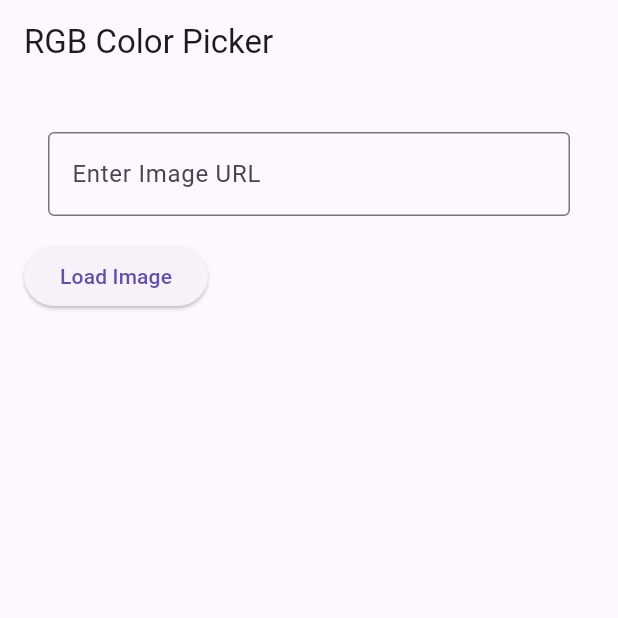
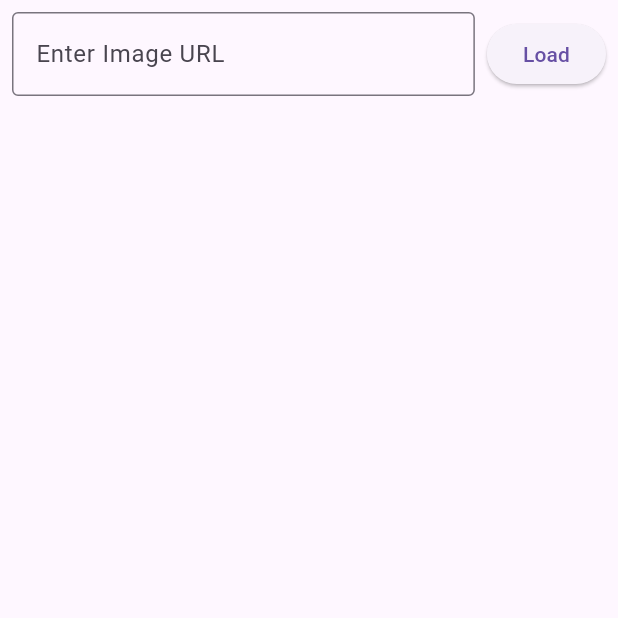
Before and after one commit to AmamulHaq/RGBPAGE, a Flutter app: the screen it shows after launch, on a phone screen of 412 x 824 dp, the top half of it. Run offline on Flutter 3.47's test engine with Material 3 defaults, Android fonts, the light colour scheme and no system bars.

Commit message:
responsive layout

```diff
--- a/page2/lib/main.dart
+++ b/page2/lib/main.dart
@@ -36,9 +36,9 @@
   String? _imageBase64;
   Map<String, dynamic>? _hoveredPixelInfo;
   String? _errorMessage;
-  Offset? _pointerPosition;  // Track pointer position for the black dot
+  Offset? _pointerPosition;
 
-  // Load the image by sending its URL to the backend
+  // Load the image from the backend
   Future<void> _loadImage() async {
     setState(() {
       _imageUrl = _urlController.text.trim();
@@ -61,31 +61,28 @@
         _imageLoaded = true;
         _imageBase64 = jsonDecode(response.body)['image'];
       });
-      print('Image loaded successfully');
     } else {
-      print('Failed to load image: ${response.body}');
       setState(() {
         _errorMessage = 'Failed to load image: ${response.body}';
       });
     }
   }
 
-  // Fetch pixel information when the pointer hovers over the image
+  // Fetch pixel information from the backend
   Future<void> _fetchPixelInfo(Offset localPosition) async {
     final box = context.findRenderObject() as RenderBox?;
     if (box != null) {
       final offset = box.globalToLocal(localPosition);
 
-      // Map the pointer position to a 256x256 grid, ensuring it's within bounds
-      final x = (offset.dx / box.size.width * 256).toInt();
-      final y = (offset.dy / box.size.height * 256).toInt();
+      // Map pointer position to a 258x258 container
+      final x = offset.dx.clamp(0, 258);
+      final y = offset.dy.clamp(0, 258);
 
-      // Ensure coordinates are within bounds (0 <= x, y < 256)
-      if (x >= 0 && x < 256 && y >= 0 && y < 256) {
+      // Send clamped coordinates to the backend
       final response = await http.post(
         Uri.parse('http://127.0.0.1:5000/get_pixel_info'),
         headers: {'Content-Type': 'application/json'},
-          body: jsonEncode({'x': x, 'y': y}),
+        body: jsonEncode({'x': x.toInt(), 'y': y.toInt()}),
       );
 
       if (response.statusCode == 200) {
@@ -100,21 +97,18 @@
       }
     }
   }
-  }
 
   @override
   Widget build(BuildContext context) {
     return Scaffold(
-      appBar: AppBar(
-        title: const Text('RGB Color Picker'),
-      ),
       body: SingleChildScrollView(
-        padding: const EdgeInsets.all(16.0),
+        padding: const EdgeInsets.all(8.0),
         child: Column(
           crossAxisAlignment: CrossAxisAlignment.start,
           children: [
-            Padding(
-              padding: const EdgeInsets.all(16.0),
+            Row(
+              children: [
+                Expanded(
                   child: TextField(
                     controller: _urlController,
                     decoration: const InputDecoration(
@@ -123,20 +117,27 @@
                     ),
                   ),
                 ),
+                const SizedBox(width: 8),
                 ElevatedButton(
                   onPressed: _loadImage,
                   child: _loading
-                  ? const CircularProgressIndicator()
-                  : const Text('Load Image'),
+                      ? const CircularProgressIndicator(
+                          strokeWidth: 2,
+                          valueColor: AlwaysStoppedAnimation<Color>(Colors.white),
+                        )
+                      : const Text('Load'),
+                ),
+              ],
             ),
             if (_errorMessage != null)
               Padding(
-                padding: const EdgeInsets.all(16.0),
+                padding: const EdgeInsets.all(8.0),
                 child: Text(
                   _errorMessage!,
                   style: const TextStyle(color: Colors.red),
                 ),
               ),
+            const SizedBox(height: 8),
             if (_imageLoaded)
               GestureDetector(
                 onPanUpdate: (details) {
@@ -145,10 +146,16 @@
                   });
                   _fetchPixelInfo(details.localPosition);
                 },
-                child: Stack(
-                  children: [
-                    Container(
-                      width: 256,  // Fixed container size for clear image display
+                child: Container(
+                  width: 258,
+                  height: 258,
+                  decoration: BoxDecoration(
+                    border: Border.all(color: Colors.black, width: 2),
+                    color: Colors.white,
+                  ),
+                  child: Center(
+                    child: Container(
+                      width: 256,
                       height: 256,
                       decoration: BoxDecoration(
                         border: Border.all(color: Colors.black, width: 1),
@@ -160,52 +167,51 @@
                             : null,
                       ),
                     ),
-                    if (_pointerPosition != null)
-                      Positioned(
-                        left: _pointerPosition!.dx - 5,  // Adjust position for the black dot
-                        top: _pointerPosition!.dy - 5,   // Adjust position for the black dot
-                        child: const Icon(
-                          Icons.circle,
-                          size: 10,
-                          color: Colors.black,
                   ),
-                      ),
-                  ],
                 ),
               ),
             if (_hoveredPixelInfo != null)
               Padding(
-                padding: const EdgeInsets.symmetric(vertical: 16.0),
+                padding: const EdgeInsets.symmetric(vertical: 8.0),
                 child: Container(
-                  padding: const EdgeInsets.all(8.0),
+                  padding: const EdgeInsets.all(6.0),
                   decoration: BoxDecoration(
-                    borderRadius: BorderRadius.circular(10),
+                    borderRadius: BorderRadius.circular(8),
                     border: Border.all(color: Colors.black),
                     color: Colors.white,
                   ),
                   child: Row(
+                    mainAxisAlignment: MainAxisAlignment.spaceBetween,
                     children: [
-                      // Display the hovered color
+                      Column(
+                        crossAxisAlignment: CrossAxisAlignment.start,
+                        children: [
+                          Text(
+                            'Position: (${_hoveredPixelInfo!['x']}, ${_hoveredPixelInfo!['y']})',
+                            style: const TextStyle(fontSize: 12),
+                          ),
+                          Text(
+                            'RGB: (${_hoveredPixelInfo!['r']}, ${_hoveredPixelInfo!['g']}, ${_hoveredPixelInfo!['b']})',
+                            style: const TextStyle(fontSize: 12),
+                          ),
+                          Text(
+                            'Hex: ${_hoveredPixelInfo!['hex']}',
+                            style: const TextStyle(fontSize: 12),
+                          ),
+                        ],
+                      ),
                       Container(
                         width: 40,
                         height: 40,
-                        color: Color(int.parse(_hoveredPixelInfo!['hex'].replaceFirst('#', '0xff'))),
-                        margin: const EdgeInsets.only(right: 16.0),
+                        decoration: BoxDecoration(
+                          color: Color.fromRGBO(
+                            _hoveredPixelInfo!['r'],
+                            _hoveredPixelInfo!['g'],
+                            _hoveredPixelInfo!['b'],
+                            1.0,
                           ),
-                      // RGB and Hex Info
-                      Expanded(
-                        child: Column(
-                          crossAxisAlignment: CrossAxisAlignment.start,
-                          children: [
-                            Text(
-                              'RGB: (${_hoveredPixelInfo!['r']}, ${_hoveredPixelInfo!['g']}, ${_hoveredPixelInfo!['b']})',
-                              style: const TextStyle(fontSize: 14),
-                            ),
-                            Text(
-                              'Hex: ${_hoveredPixelInfo!['hex']}',
-                              style: const TextStyle(fontSize: 14),
-                            ),
-                          ],
+                          border: Border.all(color: Colors.black),
+                          borderRadius: BorderRadius.circular(5),
                         ),
                       ),
                     ],
```
Also changed, not shown: 1 other file. Lines whose indentation alone changed are shown as unchanged.
